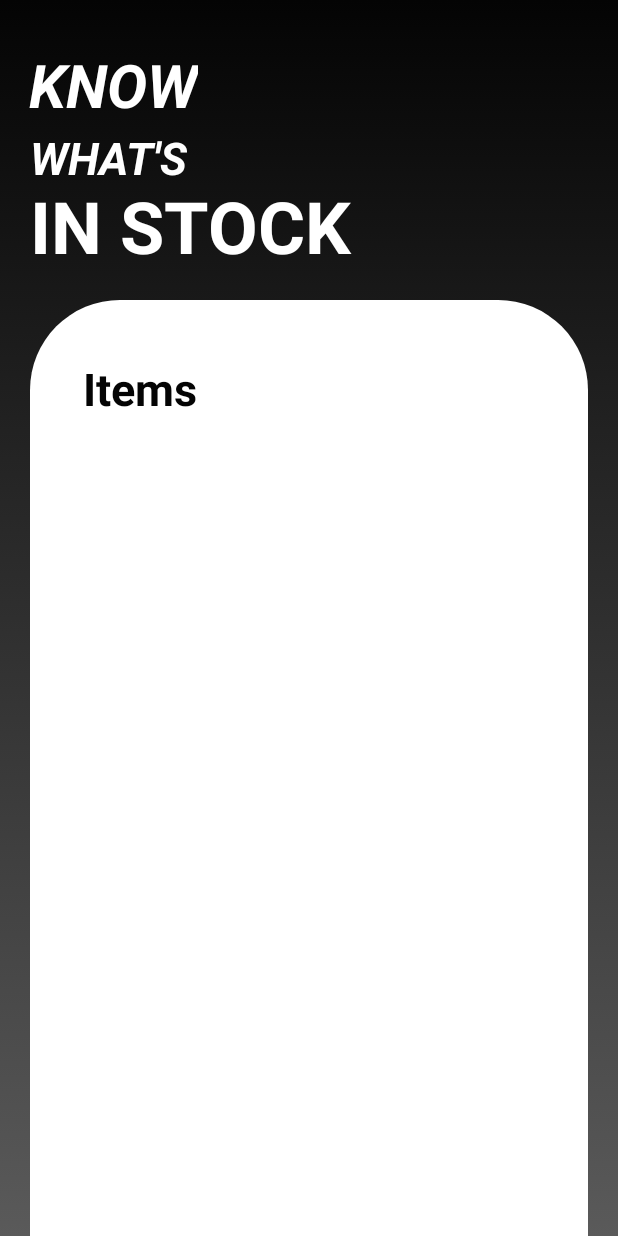
After one commit to JorgB123/BISU_InventoryQRcode, an Android app: the ViewInventory screen opened directly, with no data from a screen before it, on a phone screen of 412 x 824 dp. The commit adds this screen. Run offline under Robolectric (Android 15) with nearby library versions, the phone set to English and light mode, and no system bars; Roboto replaces fonts that are not available here.

Commit message:
naay user activity ok feb 11

```diff
--- a/app/src/main/java/com/example/bisu_inventoryqrcode/ProfileFragment.java
+++ b/app/src/main/java/com/example/bisu_inventoryqrcode/ProfileFragment.java
@@ -24,7 +24,7 @@ public class ProfileFragment extends Fragment {
         changeIP.setOnClickListener(new View.OnClickListener() {
             @Override
             public void onClick(View view) {
-                Intent intent = new Intent(getActivity(),Settings.class);
+                Intent intent = new Intent(getActivity(),UserDashBoard.class);
                 startActivity(intent);
             }
         });
--- /dev/null
+++ b/app/src/main/java/com/example/bisu_inventoryqrcode/ViewInventory.java
@@ -0,0 +1,14 @@
+package com.example.bisu_inventoryqrcode;
+
+import androidx.appcompat.app.AppCompatActivity;
+
+import android.os.Bundle;
+
+public class ViewInventory extends AppCompatActivity {
+
+    @Override
+    protected void onCreate(Bundle savedInstanceState) {
+        super.onCreate(savedInstanceState);
+        setContentView(R.layout.activity_view_inventory);
+    }
+}
--- /dev/null
+++ b/app/src/main/res/drawable/background_inventory.xml
@@ -0,0 +1,8 @@
+<?xml version="1.0" encoding="utf-8"?>
+<selector xmlns:android="http://schemas.android.com/apk/res/android">
+    <item>
+        <shape android:shape="rectangle">
+            <gradient android:startColor="#040404" android:endColor="#5A5A5A" android:angle="1"/>
+        </shape>
+    </item>
+</selector>
--- /dev/null
+++ b/app/src/main/res/drawable/white.xml
@@ -0,0 +1,10 @@
+<?xml version="1.0" encoding="utf-8"?>
+<selector xmlns:android="http://schemas.android.com/apk/res/android">
+    <item>
+        <shape android:shape="rectangle">
+            <solid android:color="#FFFFFF"/>
+            <corners android:topLeftRadius="60dp" android:topRightRadius="60dp"/>
+
+        </shape>
+    </item>
+</selector>
--- /dev/null
+++ b/app/src/main/res/layout/activity_view_inventory.xml
@@ -0,0 +1,82 @@
+<?xml version="1.0" encoding="utf-8"?>
+<androidx.constraintlayout.widget.ConstraintLayout xmlns:android="http://schemas.android.com/apk/res/android"
+    xmlns:app="http://schemas.android.com/apk/res-auto"
+    xmlns:tools="http://schemas.android.com/tools"
+    android:layout_width="match_parent"
+    android:layout_height="match_parent"
+    android:background="@drawable/background_inventory"
+    tools:context=".ViewInventory">
+
+    <ImageView
+        android:id="@+id/imageView3"
+        android:layout_width="0dp"
+        android:layout_height="0dp"
+        android:layout_marginStart="20dp"
+        android:layout_marginTop="200dp"
+        android:layout_marginEnd="20dp"
+        app:layout_constraintBottom_toBottomOf="parent"
+        app:layout_constraintEnd_toEndOf="parent"
+        app:layout_constraintStart_toStartOf="parent"
+        app:layout_constraintTop_toTopOf="parent"
+        app:srcCompat="@drawable/white" />
+
+    <TextView
+        android:id="@+id/k"
+        android:layout_width="wrap_content"
+        android:layout_height="wrap_content"
+        android:text="KNOW"
+        android:textColor="#FFFFFF"
+        android:textSize="40sp"
+        android:textStyle="bold|italic"
+        app:layout_constraintBottom_toTopOf="@+id/imageView3"
+        app:layout_constraintEnd_toEndOf="parent"
+        app:layout_constraintHorizontal_bias="0.064"
+        app:layout_constraintStart_toStartOf="parent"
+        app:layout_constraintTop_toTopOf="parent"
+        app:layout_constraintVertical_bias="0.2" />
+
+    <TextView
+        android:id="@+id/w"
+        android:layout_width="wrap_content"
+        android:layout_height="wrap_content"
+        android:text="WHAT'S"
+        android:textColor="#FFFFFF"
+        android:textSize="30sp"
+        android:textStyle="bold|italic"
+        app:layout_constraintBottom_toTopOf="@+id/imageView3"
+        app:layout_constraintEnd_toEndOf="parent"
+        app:layout_constraintHorizontal_bias="0.065"
+        app:layout_constraintStart_toStartOf="parent"
+        app:layout_constraintTop_toTopOf="parent"
+        app:layout_constraintVertical_bias="0.533" />
+
+    <TextView
+        android:id="@+id/textViewi10"
+        android:layout_width="wrap_content"
+        android:layout_height="wrap_content"
+        android:text="Items"
+        android:textColor="#040404"
+        android:textSize="30sp"
+        android:textStyle="normal|bold"
+        app:layout_constraintBottom_toBottomOf="parent"
+        app:layout_constraintEnd_toEndOf="parent"
+        app:layout_constraintHorizontal_bias="0.164"
+        app:layout_constraintStart_toStartOf="parent"
+        app:layout_constraintTop_toTopOf="parent"
+        app:layout_constraintVertical_bias="0.305" />
+
+    <TextView
+        android:id="@+id/textView10"
+        android:layout_width="wrap_content"
+        android:layout_height="wrap_content"
+        android:text="IN STOCK"
+        android:textColor="#FFFFFF"
+        android:textSize="48sp"
+        android:textStyle="normal|bold"
+        app:layout_constraintBottom_toBottomOf="parent"
+        app:layout_constraintEnd_toEndOf="parent"
+        app:layout_constraintHorizontal_bias="0.101"
+        app:layout_constraintStart_toStartOf="parent"
+        app:layout_constraintTop_toTopOf="parent"
+        app:layout_constraintVertical_bias="0.155" />
+</androidx.constraintlayout.widget.ConstraintLayout>
```
Also changed, not shown: app/src/main/AndroidManifest.xml (+14 -2 lines), app/src/main/java/com/example/bisu_inventoryqrcode/ReportDamage.java (added, +14 -0 lines), app/src/main/java/com/example/bisu_inventoryqrcode/RequestItem.java (added, +14 -0 lines), app/src/main/java/com/example/bisu_inventoryqrcode/UserDashBoard.java (+65 -0 lines), app/src/main/java/com/example/bisu_inventoryqrcode/UserScan.java (added, +14 -0 lines), app/src/main/res/layout/activity_report_damage.xml (added, +9 -0 lines), app/src/main/res/layout/activity_request_item.xml (added, +9 -0 lines), app/src/main/res/layout/activity_user_dash_board.xml (+14 -14 lines), app/src/main/res/layout/activity_user_scan.xml (added, +9 -0 lines), app/src/main/res/drawable/scannerrr.png (added).
